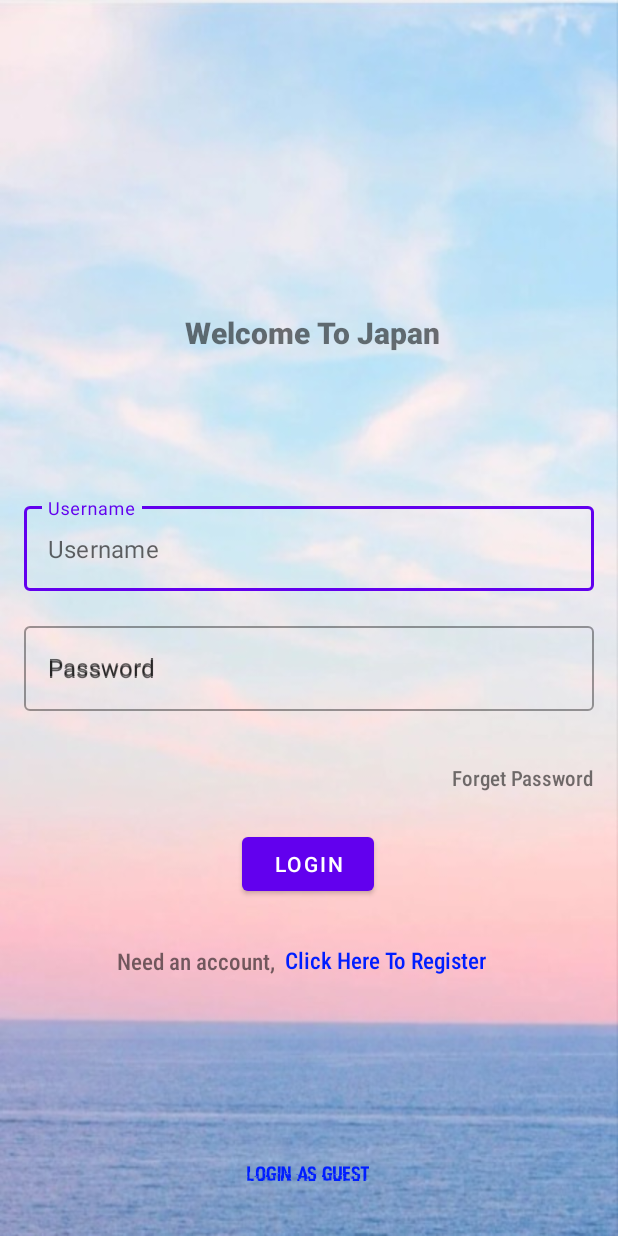
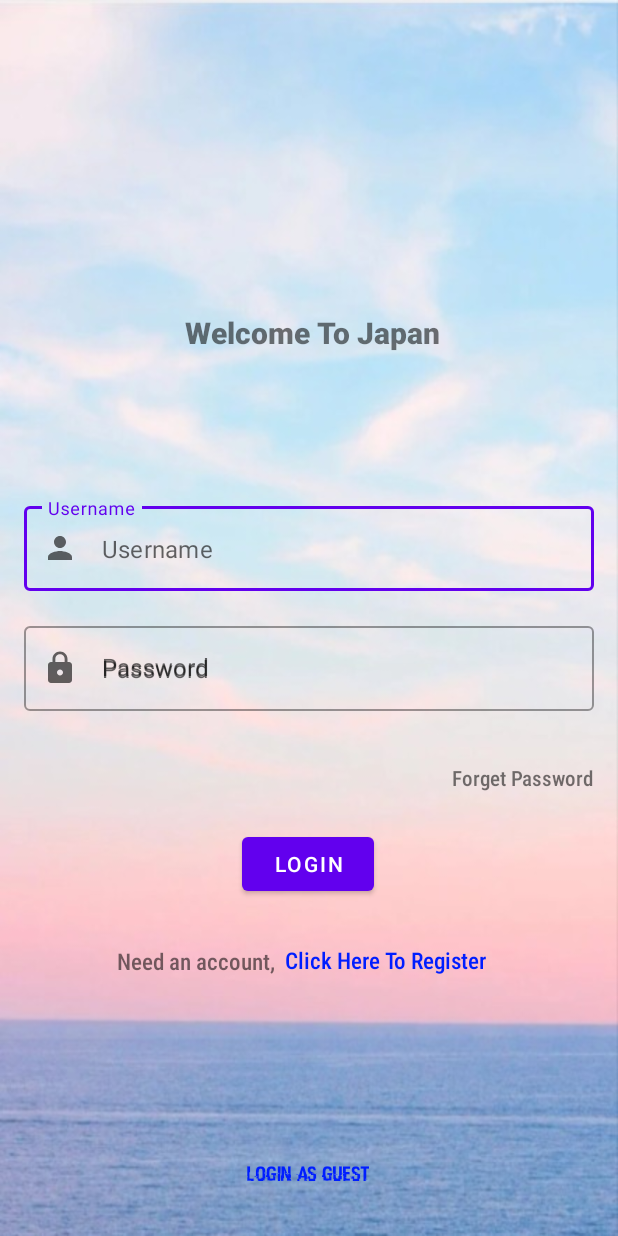
Before and after one commit to Windstrom5/nihonGO, an Android app: the screen it shows after launch (MainActivity), on a phone screen of 412 x 824 dp. Run offline under Robolectric (Android 15) with nearby library versions, the phone set to English and light mode, and no system bars.

Commit message:
user & pass icon

```diff
--- a/app/src/main/res/layout/activity_main.xml
+++ b/app/src/main/res/layout/activity_main.xml
@@ -105,7 +105,8 @@
             android:layout_width="match_parent"
             android:layout_height="80dp"
             android:hint="Username"
-            app:errorEnabled="true">
+            app:errorEnabled="true"
+            app:startIconDrawable="@drawable/ic_baseline_person_24">
 
             <com.google.android.material.textfield.TextInputEditText
                 android:id="@+id/user"
@@ -120,7 +121,8 @@
             android:layout_width="match_parent"
             android:layout_height="80dp"
             android:hint="Password"
-            app:errorEnabled="true">
+            app:errorEnabled="true"
+            app:startIconDrawable="@drawable/ic_baseline_lock_24">
 
             <com.google.android.material.textfield.TextInputEditText
                 android:id="@+id/pass"
--- a/app/src/main/res/layout/activity_register_view.xml
+++ b/app/src/main/res/layout/activity_register_view.xml
@@ -44,7 +44,8 @@
                 android:id="@+id/username"
                 android:layout_width="match_parent"
                 android:layout_height="wrap_content"
-                android:hint="Username" />
+                android:hint="Username"
+                />
 
         </com.google.android.material.textfield.TextInputLayout>
 
```
